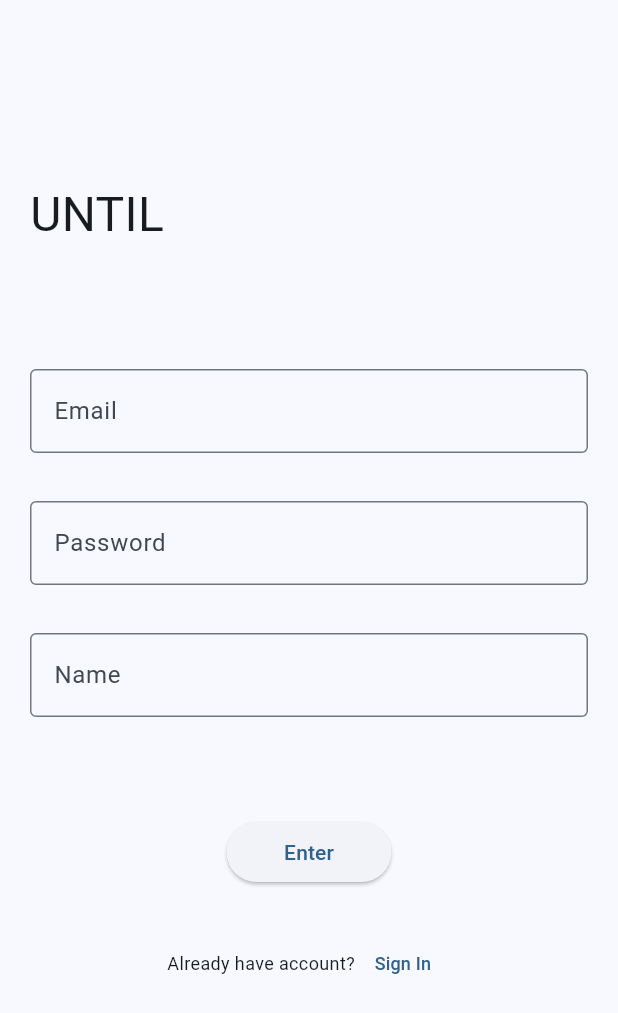
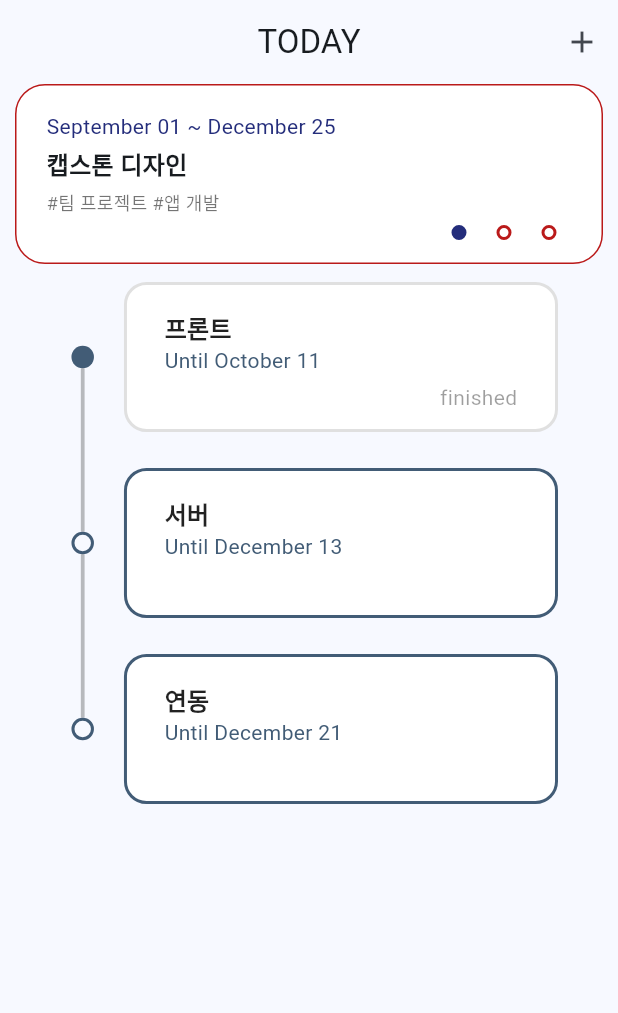
Before and after one commit to UNTIL-CAU/UNTIL-Flutter, a Flutter app: the screen it shows after launch, on a phone screen of 412 x 824 dp. Shown: the top 1013 px of the screen. Run offline on Flutter 3.47's test engine with Material 2 defaults, Android fonts, the phone set to English and light mode, and no system bars; drawn by our look-alikes of modal_progress_hud_nsn, timelines; our stand-ins replace cloud_firestore, dynamic_color, firebase_auth, firebase_core, flutter_local_notifications, timezone; accounts and stored records are empty; Roboto replaces fonts that are missing (NanumSquareNeo); statements that could not run were skipped.

Commit message:
feat(checkpoint): 체크포인트 페이지 1차 구현
- 더미데이터 Data_Task class이용
- Provider 적용해야 할듯
- OverDue, Until Today, Next 구현해야됨

```diff
--- a/lib/main.dart
+++ b/lib/main.dart
@@ -3,6 +3,7 @@ import 'package:flutter/material.dart';
 import 'package:until/service/local_notification.dart';
 import 'package:until/styles.dart';
 import 'package:firebase_core/firebase_core.dart';
+import 'package:until/view/screen/CheckPointPage.dart';
 import 'package:until/view/screen/SignupPage.dart';
 import 'firebase_options.dart';
 
@@ -30,17 +31,18 @@ class MyApp extends StatelessWidget {
         fontFamily: 'NanumSquareNeo',
         colorScheme: ColorScheme.fromSeed(
           seedColor: mainColor,
-              brightness: Brightness.light),
+          brightness: Brightness.light,
+        ),
       ),
       darkTheme: ThemeData(
         useMaterial3: true,
         fontFamily: 'NanumSquareNeo',
         colorScheme: ColorScheme.fromSeed(
           seedColor: mainColor,
-              brightness: Brightness.dark
-          )
+          brightness: Brightness.dark,
         ),
-      home: const SignupPage(),
+      ),
+      home: const CheckPointPage(),
     );
   }
 }
--- a/lib/styles.dart
+++ b/lib/styles.dart
@@ -1,4 +1,5 @@
-
 import 'dart:ui' show Color;
 
 const mainColor = Color(0xff425c76);
+const saturdayColor = Color(0xff242d7b);
+const sundayColor = Color(0xffba1a1a);
--- /dev/null
+++ b/lib/view/screen/CheckPointPage.dart
@@ -0,0 +1,343 @@
+import 'package:flutter/material.dart';
+import 'package:until/styles.dart';
+import 'package:intl/intl.dart';
+import 'package:timelines/timelines.dart';
+import 'MainPage.dart';
+
+class Data_Task {
+  String name;
+  DateTime startDate;
+  DateTime endDate;
+  List<String> tags;
+  List<CheckPoint> checkPoints;
+  bool imminent;
+
+  Data_Task(this.name, this.startDate, this.endDate, this.tags,
+      this.checkPoints, this.imminent);
+}
+
+class CheckPoint {
+  String name;
+  bool isFinished;
+  bool isDelayed;
+  DateTime untilDate;
+
+  CheckPoint(this.name, this.isFinished, this.isDelayed, this.untilDate);
+}
+
+final List<Data_Task> data = [
+  Data_Task(
+    '캡스톤 디자인',
+    DateTime(2022, 9, 1),
+    DateTime(2022, 12, 25),
+    ['팀 프로젝트', '앱 개발'],
+    [
+      CheckPoint('프론트', true, false, DateTime(2022, 10, 11)),
+      CheckPoint('서버', false, true, DateTime(2022, 12, 13)),
+      CheckPoint('연동', false, true, DateTime(2022, 12, 21))
+    ],
+    true,
+  ),
+  Data_Task(
+    '모바일 앱 개발',
+    DateTime(2022, 10, 2),
+    DateTime(2022, 12, 20),
+    ['팀 프로젝트', '앱 개발'],
+    [
+      CheckPoint('기획', true, true, DateTime(2022, 10, 03)),
+      CheckPoint('디자인', true, false, DateTime(2022, 11, 28)),
+      CheckPoint('앱만들기', false, true, DateTime(2022, 12, 12))
+    ],
+    true,
+  ),
+  Data_Task(
+    '최종 보고서',
+    DateTime(2022, 12, 13),
+    DateTime(2022, 12, 31),
+    ['리포트', '발표'],
+    [
+      CheckPoint('서론', false, false, DateTime(2022, 12, 14)),
+      CheckPoint('본론', false, false, DateTime(2022, 12, 20)),
+      CheckPoint('결론', false, false, DateTime(2022, 12, 27))
+    ],
+    false,
+  ),
+];
+
+const int data_index = 0;
+
+class CheckPointPage extends StatefulWidget {
+  const CheckPointPage({super.key});
+
+  @override
+  State<CheckPointPage> createState() => _CheckPointPageState();
+}
+
+class _CheckPointPageState extends State<CheckPointPage> {
+  @override
+  Widget build(BuildContext context) {
+    return Scaffold(
+      appBar: AppBar(
+        centerTitle: true,
+        title: const Text('TODAY'),
+        actions: [
+          IconButton(
+            onPressed: () {
+              Navigator.push(
+                context,
+                MaterialPageRoute(
+                  builder: (context) => const MainPage(),
+                ),
+              );
+            },
+            icon: const Icon(Icons.add),
+          ),
+        ],
+      ),
+      body: Container(
+        child: Column(
+          children: const [
+            Progress(),
+            CheckPointsList(),
+          ],
+        ),
+      ),
+    );
+  }
+}
+
+class Progress extends StatefulWidget {
+  const Progress({super.key});
+
+  @override
+  State<Progress> createState() => _ProgressState();
+}
+
+class _ProgressState extends State<Progress> {
+  @override
+  Widget build(BuildContext context) {
+    return Container(
+      margin: const EdgeInsets.symmetric(horizontal: 10, vertical: 0),
+      padding: const EdgeInsets.symmetric(horizontal: 20, vertical: 15),
+      height: 120,
+      decoration: BoxDecoration(
+        border: Border.all(
+            color: data[data_index].imminent ? sundayColor : Colors.black,
+            width: 1),
+        borderRadius: BorderRadius.circular(20),
+        color: Colors.white,
+      ),
+      child: Column(
+        crossAxisAlignment: CrossAxisAlignment.start,
+        children: [
+          Padding(
+            padding: const EdgeInsets.symmetric(
+              vertical: 2,
+            ), //apply padding to all four sides
+            child: Text(
+              '${DateFormat('MMMM dd').format(data[data_index].startDate)} ~ ${DateFormat('MMMM dd').format(data[data_index].endDate)}',
+              style: const TextStyle(color: saturdayColor),
+            ),
+          ),
+          Padding(
+            padding: const EdgeInsets.symmetric(
+                vertical: 2), //apply padding to all four sides
+            child: Text(
+              data[data_index].name,
+              style: const TextStyle(fontSize: 16, fontWeight: FontWeight.w700),
+            ),
+          ),
+          Padding(
+            padding: const EdgeInsets.symmetric(
+                vertical: 2), //apply padding to all four sides
+            child: SizedBox(
+              height: 20,
+              child: ListView.builder(
+                scrollDirection: Axis.horizontal,
+                itemCount: data[data_index].tags.length,
+                itemBuilder: (BuildContext context, int indexTag) {
+                  return Text(
+                    '#${data[data_index].tags[indexTag]} ',
+                    style: const TextStyle(color: Colors.black54, fontSize: 12),
+                  );
+                },
+              ),
+            ),
+          ),
+          Padding(
+            padding: const EdgeInsets.symmetric(
+                vertical: 2), //apply padding to all four sides
+            child: Row(
+              mainAxisAlignment: MainAxisAlignment.end,
+              children: [
+                SizedBox(
+                  height: 10,
+                  child: ListView.separated(
+                    shrinkWrap: true,
+                    scrollDirection: Axis.horizontal,
+                    separatorBuilder: (BuildContext context, int index) {
+                      return const SizedBox(
+                        height: 5,
+                      );
+                    },
+                    itemCount: data[data_index].checkPoints.length,
+                    itemBuilder: (BuildContext context, int indexPoint) {
+                      return Padding(
+                          padding: const EdgeInsets.symmetric(horizontal: 10),
+                          child:
+                              Point(data[data_index].checkPoints[indexPoint]));
+                    },
+                  ),
+                ),
+              ],
+            ),
+          ),
+        ],
+      ),
+    );
+  }
+}
+
+Widget Point(CheckPoint checkPoint) => Container(
+      width: 10.0,
+      height: 10.0,
+      decoration: BoxDecoration(
+        color: checkPoint.isFinished
+            ? (checkPoint.isDelayed ? sundayColor : saturdayColor)
+            : null,
+        shape: BoxShape.circle,
+        border: Border.all(
+            color: checkPoint.isDelayed ? sundayColor : saturdayColor,
+            width: 2),
+      ),
+    );
+
+class CheckPointsList extends StatefulWidget {
+  const CheckPointsList({super.key});
+
+  @override
+  State<CheckPointsList> createState() => _CheckPointsListState();
+}
+
+class _CheckPointsListState extends State<CheckPointsList> {
+  @override
+  Widget build(BuildContext context) {
+    return const CheckPoints();
+  }
+}
+
+class CheckPoints extends StatefulWidget {
+  const CheckPoints({super.key});
+
+  @override
+  State<CheckPoints> createState() => _CheckPointsState();
+}
+
+class _CheckPointsState extends State<CheckPoints> {
+  @override
+  Widget build(BuildContext context) {
+    return Flexible(
+      fit: FlexFit.tight,
+      child: Timeline.tileBuilder(
+        theme: TimelineThemeData(
+          connectorTheme: const ConnectorThemeData(
+            color: Colors.black26,
+            thickness: 2.5,
+          ),
+          indicatorTheme: const IndicatorThemeData(
+            color: mainColor,
+          ),
+        ),
+        builder: TimelineTileBuilder.connected(
+          contentsBuilder: (context, index) => Padding(
+            padding: const EdgeInsets.symmetric(
+              horizontal: 10,
+              vertical: 12,
+            ),
+            child: SizedBox(
+              width: double.infinity,
+              child: Container(
+                margin: const EdgeInsets.only(
+                  left: 10,
+                  right: 30,
+                ),
+                padding: const EdgeInsets.symmetric(
+                  horizontal: 25,
+                  vertical: 17,
+                ),
+                height: 100,
+                decoration: BoxDecoration(
+                  border: Border.all(
+                      color: data[data_index].checkPoints[index].isFinished
+                          ? Colors.black12
+                          : mainColor,
+                      width: 2),
+                  borderRadius: BorderRadius.circular(15),
+                  color: Colors.white,
+                ),
+                child: InkWell(
+                  onTap: () {
+                    setState(
+                      () {
+                        data[data_index].checkPoints[index].isFinished =
+                            !data[data_index].checkPoints[index].isFinished;
+                      },
+                    );
+                  },
+                  child: SizedBox(
+                    child: Column(
+                      crossAxisAlignment: CrossAxisAlignment.stretch,
+                      children: [
+                        Text(
+                          data[data_index].checkPoints[index].name,
+                          style: const TextStyle(
+                            color: Colors.black87,
+                            fontSize: 16,
+                            fontWeight: FontWeight.bold,
+                          ),
+                        ),
+                        Text(
+                          'Until ${DateFormat('MMMM dd').format(data[data_index].checkPoints[index].untilDate)}',
+                          style: const TextStyle(
+                            color: mainColor,
+                          ),
+                        ),
+                        data[data_index].checkPoints[index].isFinished
+                            ? const Padding(
+                                padding: EdgeInsets.only(top: 5),
+                                child: Text("finished",
+                                    textAlign: TextAlign.end,
+                                    style: TextStyle(
+                                      color: Colors.black38,
+                                    )))
+                            : const Text("")
+                      ],
+                    ),
+                  ),
+                ),
+              ),
+            ),
+          ),
+          connectorBuilder: (context, index, type) =>
+              const SolidLineConnector(),
+          nodePositionBuilder: (context, index) => 0.12,
+          indicatorBuilder: (context, index) {
+            {
+              switch (data[data_index].checkPoints[index].isFinished) {
+                case true:
+                  return const DotIndicator(
+                    color: mainColor,
+                  );
+                default:
+                  return const OutlinedDotIndicator(
+                    color: mainColor,
+                  );
+              }
+            }
+          },
+          itemCount: data[data_index].checkPoints.length,
+        ),
+      ),
+    );
+  }
+}
--- a/pubspec.yaml
+++ b/pubspec.yaml
@@ -43,6 +43,8 @@ dependencies:
   modal_progress_hud_nsn: ^0.3.0
   cloud_firestore: ^4.1.0
   flutter_local_notifications: ^9.4.0
+  flutter_calendar_week: ^3.0.0
+  timelines: ^0.1.0
 
 dev_dependencies:
   flutter_test:
```
Also changed, not shown: pubspec.lock. Lines whose indentation alone changed are shown as unchanged.
